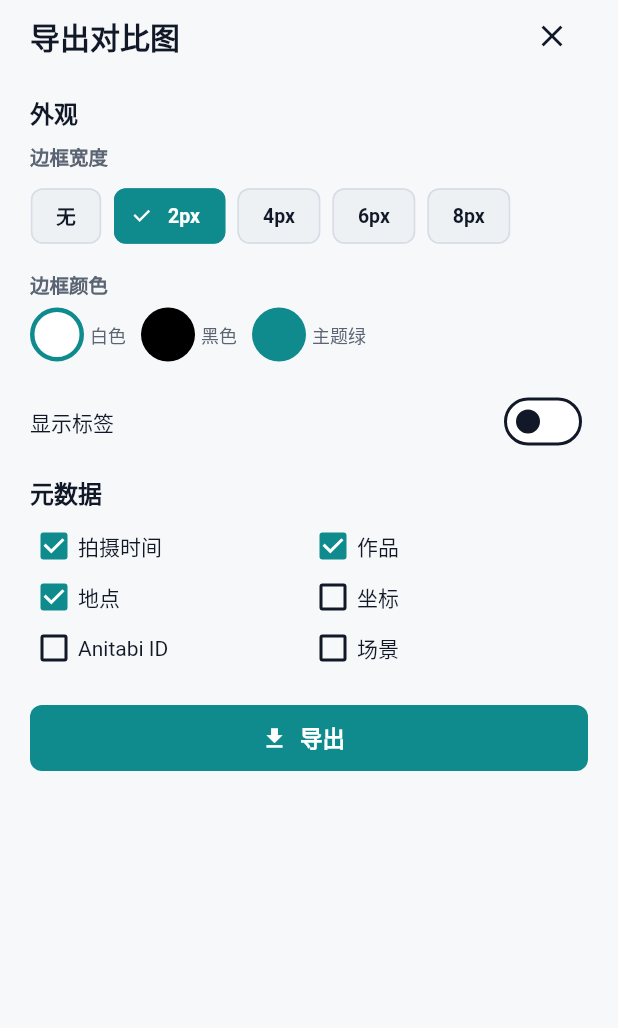
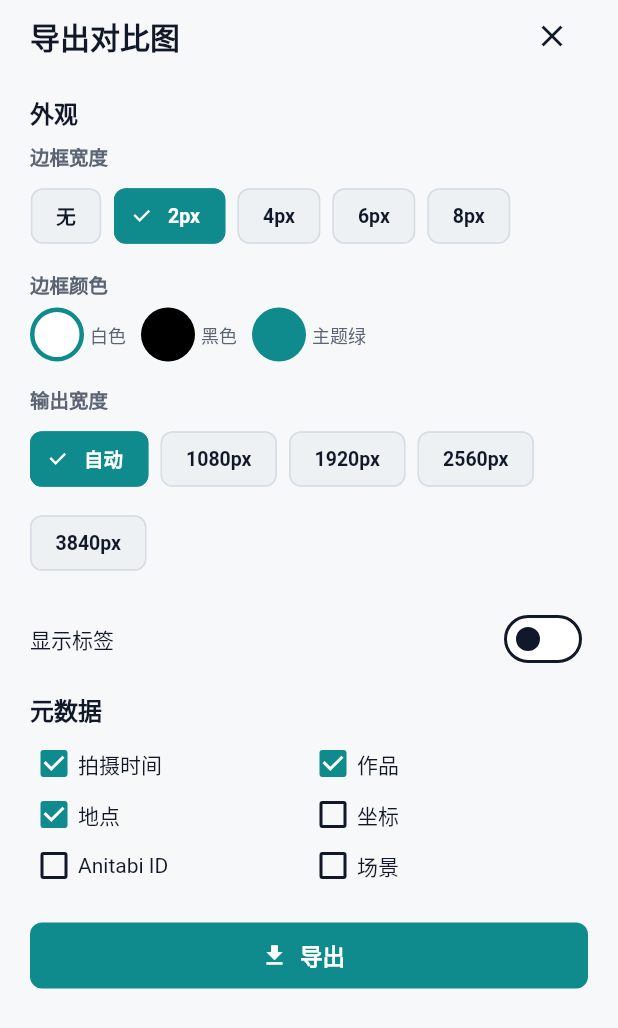
Before and after one commit to BilyHurington/MiriaGo, a Flutter app: the ComparisonExportSheet widget shown alone on an empty page, opened directly with empty values, on a phone screen of 412 x 824 dp. Shown: the top 1028 px of the screen. Run offline on Flutter 3.47's test engine with Material 3 defaults, Android fonts, the light colour scheme and no system bars; our stand-ins replace drift, flutter_map, geolocator, image_picker, latlong2, permission_handler; missing offline and left inert: camerawesome; accounts and stored records are empty; generated files the repository leaves out were written again; statements that could not run were skipped.

Commit message:
feat: add configurable output width with auto-size mode
Auto mode uses the larger image's native width plus border/inset.
Fixed options: 1080, 1920, 2560, 3840.

```diff
--- a/lib/records/comparison_export_config.dart
+++ b/lib/records/comparison_export_config.dart
@@ -1,6 +1,8 @@
 import 'package:flutter/material.dart';
 
 enum ComparisonBorderWidth { none, w2, w4, w6, w8 }
+
+enum ComparisonOutputWidth { auto, w1080, w1920, w2560, w3840 }
 
 enum ComparisonMetadataField {
   capturedAt,
@@ -29,6 +31,24 @@ extension ComparisonBorderWidthValue on ComparisonBorderWidth {
   };
 }
 
+extension ComparisonOutputWidthValue on ComparisonOutputWidth {
+  double? get px => switch (this) {
+    ComparisonOutputWidth.auto => null,
+    ComparisonOutputWidth.w1080 => 1080,
+    ComparisonOutputWidth.w1920 => 1920,
+    ComparisonOutputWidth.w2560 => 2560,
+    ComparisonOutputWidth.w3840 => 3840,
+  };
+
+  String get label => switch (this) {
+    ComparisonOutputWidth.auto => '自动',
+    ComparisonOutputWidth.w1080 => '1080px',
+    ComparisonOutputWidth.w1920 => '1920px',
+    ComparisonOutputWidth.w2560 => '2560px',
+    ComparisonOutputWidth.w3840 => '3840px',
+  };
+}
+
 extension ComparisonMetadataFieldLabel on ComparisonMetadataField {
   String get label => switch (this) {
     ComparisonMetadataField.capturedAt => '拍摄时间',
@@ -44,6 +64,7 @@ class ComparisonExportConfig {
   const ComparisonExportConfig({
     this.borderWidth = ComparisonBorderWidth.w2,
     this.borderColor = Colors.white,
+    this.outputWidth = ComparisonOutputWidth.auto,
     this.showLabels = false,
     this.metadataFields = const {
       ComparisonMetadataField.capturedAt,
@@ -54,6 +75,7 @@ class ComparisonExportConfig {
 
   final ComparisonBorderWidth borderWidth;
   final Color borderColor;
+  final ComparisonOutputWidth outputWidth;
   final bool showLabels;
   final Set<ComparisonMetadataField> metadataFields;
 
@@ -62,12 +84,14 @@ class ComparisonExportConfig {
   ComparisonExportConfig copyWith({
     ComparisonBorderWidth? borderWidth,
     Color? borderColor,
+    ComparisonOutputWidth? outputWidth,
     bool? showLabels,
     Set<ComparisonMetadataField>? metadataFields,
   }) {
     return ComparisonExportConfig(
       borderWidth: borderWidth ?? this.borderWidth,
       borderColor: borderColor ?? this.borderColor,
+      outputWidth: outputWidth ?? this.outputWidth,
       showLabels: showLabels ?? this.showLabels,
       metadataFields: metadataFields ?? this.metadataFields,
     );
--- a/lib/records/comparison_export_sheet.dart
+++ b/lib/records/comparison_export_sheet.dart
@@ -188,6 +188,51 @@ class _ComparisonExportSheetState extends State<ComparisonExportSheet> {
               ],
             ),
             const SizedBox(height: 16),
+            const Text(
+              '输出宽度',
+              style: TextStyle(
+                color: AppColors.textSecondary,
+                fontSize: 13,
+                fontWeight: FontWeight.w700,
+                letterSpacing: 0,
+              ),
+            ),
+            const SizedBox(height: 6),
+            Wrap(
+              spacing: 8,
+              runSpacing: 8,
+              children: ComparisonOutputWidth.values.map((ow) {
+                return ChoiceChip(
+                  label: Text(
+                    ow.label,
+                    style: TextStyle(
+                      color: _config.outputWidth == ow
+                          ? Colors.white
+                          : AppColors.textPrimary,
+                      fontSize: 13,
+                      fontWeight: FontWeight.w700,
+                      letterSpacing: 0,
+                    ),
+                  ),
+                  selected: _config.outputWidth == ow,
+                  selectedColor: AppColors.accent,
+                  backgroundColor: AppColors.surfaceMuted,
+                  side: BorderSide(
+                    color: _config.outputWidth == ow
+                        ? AppColors.accent
+                        : AppColors.border,
+                  ),
+                  shape: RoundedRectangleBorder(
+                    borderRadius: BorderRadius.circular(8),
+                  ),
+                  onSelected: (_) {
+                    setState(() =>
+                        _config = _config.copyWith(outputWidth: ow));
+                  },
+                );
+              }).toList(growable: false),
+            ),
+            const SizedBox(height: 16),
             Row(
               children: [
                 const Text(
```
Also changed, not shown: lib/records/comparison_export_renderer.dart (+38 -50 lines).
